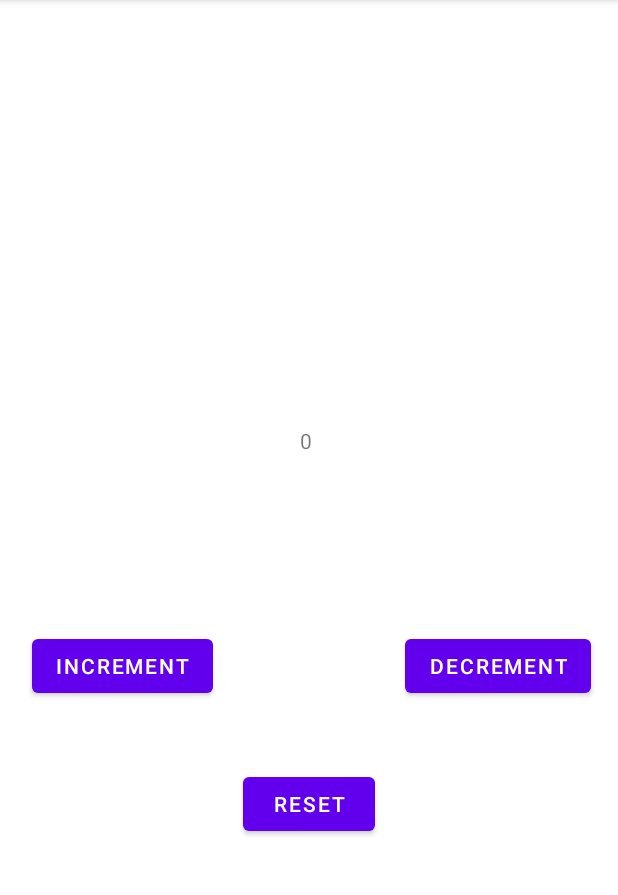
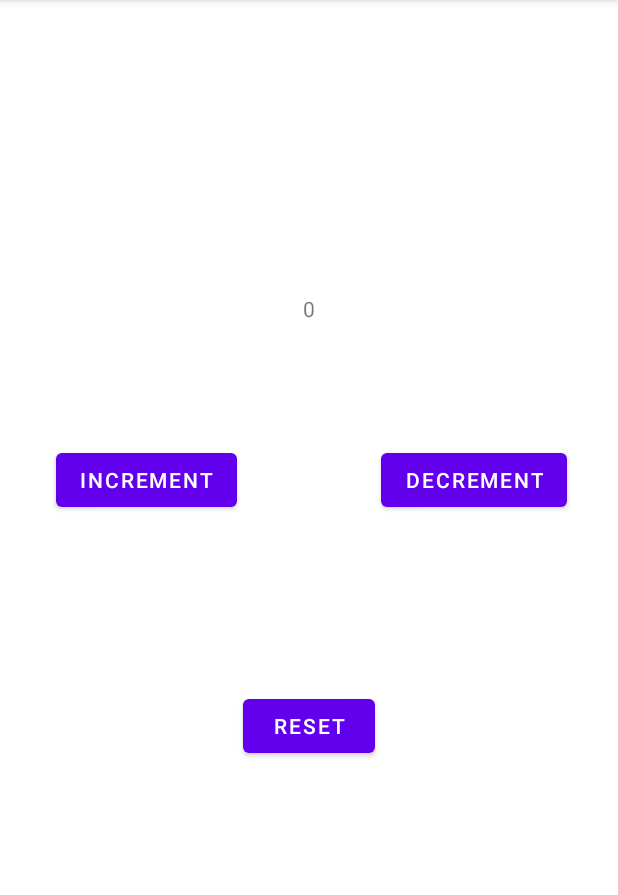
Before and after one commit to ahsan-007/MC_T1_Counter, an Android app: the screen it shows after launch (MainActivity), on a phone screen of 412 x 824 dp, the part 84-979 px from its top. Run offline under Robolectric (Android 15) with nearby library versions, the phone set to English and light mode, and no system bars.

Commit message:
added functionality of resting counter and updated design

```diff
--- a/app/src/main/java/com/example/mc_t1_counter/MainActivity.java
+++ b/app/src/main/java/com/example/mc_t1_counter/MainActivity.java
@@ -27,4 +27,8 @@ public class MainActivity extends AppCompatActivity {
         cnt=cnt-1;
         counter.setText(Integer.toString(cnt));
     }
+
+    public void resetCounter(View view) {
+        counter.setText("0");
+    }
 }
--- a/app/src/main/res/layout/activity_main.xml
+++ b/app/src/main/res/layout/activity_main.xml
@@ -10,19 +10,19 @@
         android:id="@+id/button"
         android:layout_width="wrap_content"
         android:layout_height="wrap_content"
-        android:layout_marginTop="420dp"
-        android:layout_marginEnd="20dp"
+        android:layout_marginTop="296dp"
+        android:layout_marginEnd="4dp"
+        android:onClick="incrementCounter"
         android:text="@string/increment"
         app:layout_constraintEnd_toStartOf="@+id/button2"
-        app:layout_constraintTop_toTopOf="parent"
-        android:onClick="incrementCounter"
-        />
+        app:layout_constraintTop_toTopOf="parent" />
 
     <Button
         android:id="@+id/button2"
         android:layout_width="wrap_content"
         android:layout_height="wrap_content"
-        android:layout_marginTop="512dp"
+        android:layout_marginTop="460dp"
+        android:onClick="resetCounter"
         android:text="@string/reset"
         app:layout_constraintEnd_toEndOf="parent"
         app:layout_constraintStart_toStartOf="parent"
@@ -32,22 +32,21 @@
         android:id="@+id/button3"
         android:layout_width="wrap_content"
         android:layout_height="wrap_content"
-        android:layout_marginStart="20dp"
-        android:layout_marginTop="420dp"
+        android:layout_marginStart="4dp"
+        android:layout_marginTop="296dp"
+        android:onClick="decrementCounter"
         android:text="@string/decrement"
         app:layout_constraintStart_toEndOf="@+id/button2"
-        app:layout_constraintTop_toTopOf="parent"
-        android:onClick="decrementCounter"
-        />
+        app:layout_constraintTop_toTopOf="parent" />
 
     <TextView
         android:id="@+id/textView"
         android:layout_width="wrap_content"
         android:layout_height="wrap_content"
-        android:layout_marginStart="200dp"
-        android:layout_marginTop="284dp"
+        android:layout_marginTop="196dp"
         android:text="0"
-        app:layout_constraintStart_toStartOf="parent"
+        app:layout_constraintEnd_toStartOf="@+id/button3"
+        app:layout_constraintStart_toEndOf="@+id/button"
         app:layout_constraintTop_toTopOf="parent" />
 
 </androidx.constraintlayout.widget.ConstraintLayout>
```
